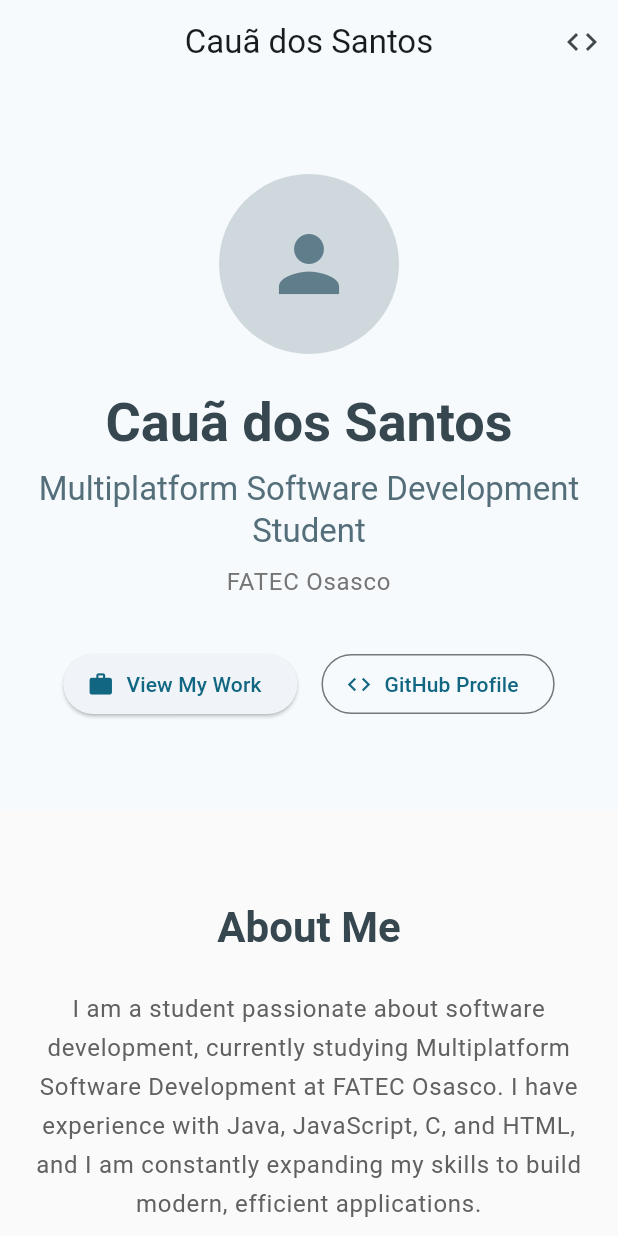
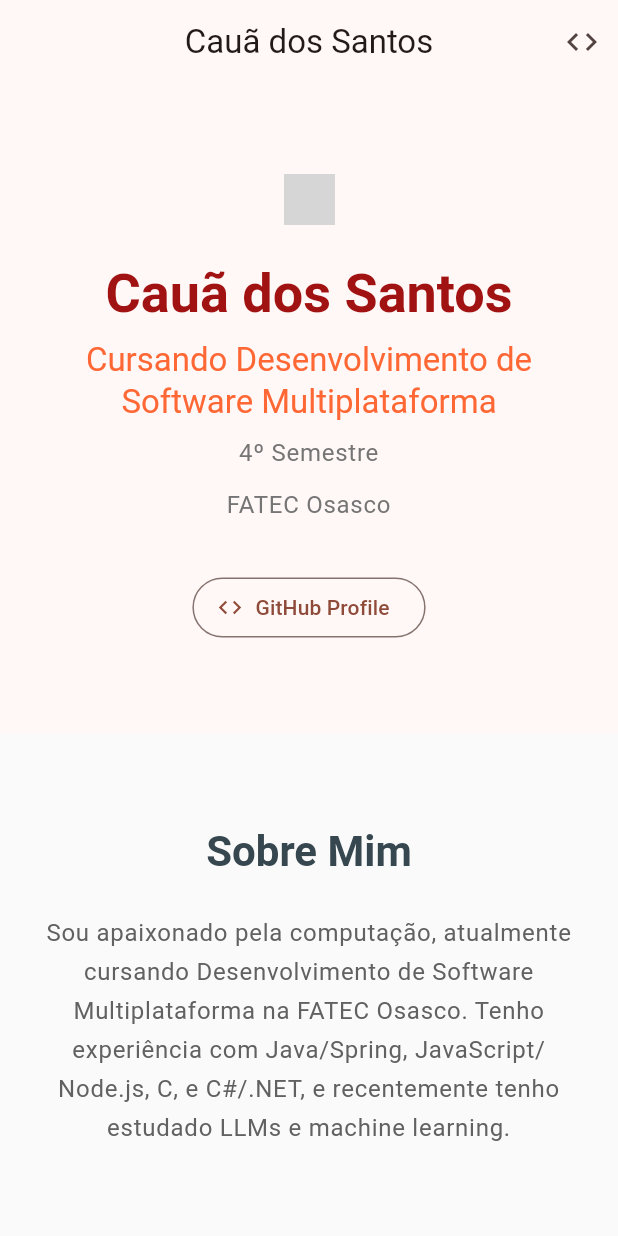
Before and after one commit to ccqsantos/ccqsantos_portifolio, a Flutter app: the screen it shows after launch, after a tap on "GitHub Profile", on a phone screen of 412 x 824 dp. Run offline on Flutter 3.47's test engine with Material 3 defaults, Android fonts, the phone set to English and light mode, and no system bars; Roboto replaces fonts that are missing (LibreCaslonCondensed); grey boxes are pictures that could not be loaded.

Commit message:
refined appearance and added working links

```diff
--- a/analysis_options.yaml
+++ b/analysis_options.yaml
@@ -1 +1,6 @@
+analyzer:
+  exclude:
+    - build/**
+    - web/**
+    - macos/**
 include: package:flutter_lints/flutter.yaml
--- a/lib/main.dart
+++ b/lib/main.dart
@@ -1,11 +1,24 @@
 import 'package:flutter/material.dart';
 import 'package:flutter_web_plugins/url_strategy.dart';
+import 'package:url_launcher/url_launcher.dart';
+import 'package:url_launcher/url_launcher_string.dart';
 
 void main() {
   usePathUrlStrategy(); // Removes the '#' from URLs
   runApp(const PortfolioApp());
 }
 
+//função de abrir url's
+Future<void> launchUrlInBrowser(String urlString) async {
+  final Uri url = Uri.parse(urlString);
+
+  //se der erro lançar erro
+  if (!await launchUrl(url, mode: LaunchMode.externalApplication)) {
+    throw Exception('Could not launch $urlString');
+  }
+}
+
+//classe principal
 class PortfolioApp extends StatelessWidget {
   const PortfolioApp({super.key});
 
@@ -15,7 +28,7 @@ class PortfolioApp extends StatelessWidget {
       title: 'Cauã dos Santos | Portfolio',
       theme: ThemeData(
         colorScheme: ColorScheme.fromSeed(
-          seedColor: Colors.blueGrey,
+          seedColor: const Color.fromARGB(255, 255, 60, 0),
           brightness: Brightness.light,
         ),
         useMaterial3: true,
@@ -26,6 +39,7 @@ class PortfolioApp extends StatelessWidget {
   }
 }
 
+//classe da home
 class PortfolioHome extends StatelessWidget {
   const PortfolioHome({super.key});
 
@@ -33,15 +47,15 @@ class PortfolioHome extends StatelessWidget {
   Widget build(BuildContext context) {
     return Scaffold(
       appBar: AppBar(
-        title: const Text('Cauã dos Santos'),
+        title: const Text(
+          'Cauã dos Santos',
+          style: TextStyle(fontFamily: 'LibreCaslonCondensed'),
+        ),
         centerTitle: true,
         actions: [
-          // Add your social links here
           IconButton(
             icon: const Icon(Icons.code),
-            onPressed: () {
-              // Open GitHub profile
-            },
+            onPressed: () => launchUrlInBrowser('https://github.com/ccqsantos'),
             tooltip: 'GitHub',
           ),
         ],
@@ -76,13 +90,12 @@ class HeroSection extends StatelessWidget {
       ),
       child: Column(
         children: [
-          CircleAvatar(
-            radius: isMobile ? 60 : 80,
-            backgroundColor: Colors.blueGrey.shade100,
-            child: Icon(
-              Icons.person,
-              size: isMobile ? 60 : 80,
-              color: Colors.blueGrey,
+          ClipOval(
+            child: Image.asset(
+              "../assets/main_pic.png",
+              width: isMobile ? 34 : 160,
+              height: isMobile ? 34 : 160,
+              fit: BoxFit.cover,
             ),
           ),
           const SizedBox(height: 24),
@@ -90,19 +103,27 @@ class HeroSection extends StatelessWidget {
             'Cauã dos Santos',
             style: Theme.of(context).textTheme.displaySmall?.copyWith(
               fontWeight: FontWeight.bold,
-              color: Colors.blueGrey.shade800,
+              color: const Color.fromARGB(255, 161, 18, 18),
             ),
             textAlign: TextAlign.center,
           ),
           const SizedBox(height: 8),
           Text(
-            'Multiplatform Software Development Student',
-            style: Theme.of(
-              context,
-            ).textTheme.titleLarge?.copyWith(color: Colors.blueGrey.shade600),
+            'Cursando Desenvolvimento de Software Multiplataforma',
+            style: Theme.of(context).textTheme.titleLarge?.copyWith(
+              color: const Color.fromARGB(255, 255, 103, 53),
+            ),
             textAlign: TextAlign.center,
           ),
           const SizedBox(height: 8),
+          Text(
+            '4º Semestre',
+            style: Theme.of(
+              context,
+            ).textTheme.bodyLarge?.copyWith(color: Colors.grey.shade600),
+            textAlign: TextAlign.center,
+          ),
+          const SizedBox(height: 11),
           Text(
             'FATEC Osasco',
             style: Theme.of(
@@ -116,17 +137,9 @@ class HeroSection extends StatelessWidget {
             runSpacing: 16,
             alignment: WrapAlignment.center,
             children: [
-              ElevatedButton.icon(
-                onPressed: () {
-                  // Scroll to projects
-                },
-                icon: const Icon(Icons.work),
-                label: const Text('View My Work'),
-              ),
               OutlinedButton.icon(
-                onPressed: () {
-                  // Open GitHub
-                },
+                onPressed: () =>
+                    launchUrlInBrowser('https://github.com/ccqsantos'),
                 icon: const Icon(Icons.code),
                 label: const Text('GitHub Profile'),
               ),
@@ -149,7 +162,7 @@ class AboutSection extends StatelessWidget {
       child: Column(
         children: [
           Text(
-            'About Me',
+            'Sobre Mim',
             style: Theme.of(context).textTheme.headlineMedium?.copyWith(
               fontWeight: FontWeight.bold,
               color: Colors.blueGrey.shade800,
@@ -159,10 +172,10 @@ class AboutSection extends StatelessWidget {
           ConstrainedBox(
             constraints: const BoxConstraints(maxWidth: 800),
             child: Text(
-              'I am a student passionate about software development, '
-              'currently studying Multiplatform Software Development at FATEC Osasco. '
-              'I have experience with Java, JavaScript, C, and HTML, and I am '
-              'constantly expanding my skills to build modern, efficient applications.',
+              'Sou apaixonado pela computação, '
+              'atualmente cursando Desenvolvimento de Software Multiplataforma na FATEC Osasco. '
+              'Tenho experiência com Java/Spring, JavaScript/Node.js, C, e C#/.NET, e recentemente '
+              'tenho estudado LLMs e machine learning.',
               style: Theme.of(context).textTheme.bodyLarge?.copyWith(
                 height: 1.6,
                 color: Colors.grey.shade700,
@@ -184,8 +197,8 @@ class SkillsSection extends StatelessWidget {
     final skills = [
       {'name': 'Java', 'level': 0.8, 'icon': Icons.code},
       {'name': 'JavaScript', 'level': 0.75, 'icon': Icons.javascript},
-      {'name': 'C', 'level': 0.7, 'icon': Icons.terminal},
-      {'name': 'HTML/CSS', 'level': 0.8, 'icon': Icons.web},
+      {'name': 'C#', 'level': 0.55, 'icon': Icons.terminal},
+      {'name': 'HTML/CSS', 'level': 0.9, 'icon': Icons.web},
       {'name': 'Node.js', 'level': 0.6, 'icon': Icons.dns},
       {'name': 'Flutter/Dart', 'level': 0.5, 'icon': Icons.phone_android},
     ];
@@ -214,7 +227,7 @@ class SkillsSection extends StatelessWidget {
                     Icon(
                       skill['icon'] as IconData,
                       size: 40,
-                      color: Colors.blueGrey,
+                      color: const Color.fromARGB(255, 161, 18, 18),
                     ),
                     const SizedBox(height: 8),
                     Text(
@@ -225,7 +238,7 @@ class SkillsSection extends StatelessWidget {
                     LinearProgressIndicator(
                       value: skill['level'] as double,
                       backgroundColor: Colors.grey.shade200,
-                      color: Colors.blueGrey,
+                      color: const Color.fromARGB(255, 161, 18, 18),
                       minHeight: 8,
                       borderRadius: BorderRadius.circular(4),
                     ),
@@ -252,6 +265,7 @@ class ProjectsSection extends StatelessWidget {
         'tech': 'Java',
         'icon': Icons.architecture,
         'color': Colors.blue,
+        'url': 'https://github.com/ccqsantos/SOLID-Principles',
       },
       {
         'title': 'ReciclaBytes',
@@ -260,14 +274,16 @@ class ProjectsSection extends StatelessWidget {
         'tech': 'HTML',
         'icon': Icons.recycling,
         'color': Colors.green,
+        'url': 'https://github.com/ccqsantos/ReciclaBytes',
       },
       {
-        'title': 'et_pariset_paris',
+        'title': 'et_paris',
         'description':
             'REST API with JWT auth, MVC architecture, Sequelize ORM',
         'tech': 'Node.js/Express',
         'icon': Icons.api,
         'color': Colors.orange,
+        'url': 'https://github.com/ccqsantos/et_paris',
       },
       {
         'title': 'Hangman in Java',
@@ -276,6 +292,7 @@ class ProjectsSection extends StatelessWidget {
         'tech': 'Java',
         'icon': Icons.games,
         'color': Colors.purple,
+        'url': 'https://github.com/ccqsantos/Hangman-in-Java',
       },
       {
         'title': 'NewJeans Blog',
@@ -283,6 +300,7 @@ class ProjectsSection extends StatelessWidget {
         'tech': 'HTML',
         'icon': Icons.article,
         'color': Colors.pink,
+        'url': 'https://github.com/ccqsantos/NewJeansBlogProj',
       },
       {
         'title': 'Guess the Color in C',
@@ -290,11 +308,12 @@ class ProjectsSection extends StatelessWidget {
         'tech': 'C',
         'icon': Icons.palette,
         'color': Colors.red,
+        'url': 'https://github.com/ccqsantos/Adivinhe_a_cor_em_C',
       },
     ];
 
     return Container(
-      padding: const EdgeInsets.symmetric(horizontal: 24, vertical: 60),
+      padding: const EdgeInsets.symmetric(horizontal: 24, vertical: 40),
       color: Colors.grey.shade50,
       child: Column(
         children: [
@@ -302,7 +321,7 @@ class ProjectsSection extends StatelessWidget {
             'Projects',
             style: Theme.of(context).textTheme.headlineMedium?.copyWith(
               fontWeight: FontWeight.bold,
-              color: Colors.blueGrey.shade800,
+              color: const Color.fromARGB(255, 47, 13, 13),
             ),
           ),
           const SizedBox(height: 32),
@@ -325,15 +344,18 @@ class ProjectsSection extends StatelessWidget {
                   itemCount: projects.length,
                   itemBuilder: (context, index) {
                     final project = projects[index];
-                    return Card(
+                    return InkWell(
+                      onTap: () => launchUrlInBrowser(project['url'] as String),
+                      borderRadius: BorderRadius.circular(16),
+                      child: Card(
                         elevation: 4,
                         shape: RoundedRectangleBorder(
                           borderRadius: BorderRadius.circular(16),
                         ),
                         child: Padding(
-                        padding: const EdgeInsets.all(20),
+                          padding: const EdgeInsets.all(10),
                           child: Column(
-                          crossAxisAlignment: CrossAxisAlignment.start,
+                            crossAxisAlignment: CrossAxisAlignment.center,
                             children: [
                               Container(
                                 padding: const EdgeInsets.all(12),
@@ -377,6 +399,7 @@ class ProjectsSection extends StatelessWidget {
                             ],
                           ),
                         ),
+                      ),
                     );
                   },
                 );
@@ -399,10 +422,10 @@ class ContactSection extends StatelessWidget {
       child: Column(
         children: [
           Text(
-            'Get In Touch',
+            'Contato',
             style: Theme.of(context).textTheme.headlineMedium?.copyWith(
               fontWeight: FontWeight.bold,
-              color: Colors.blueGrey.shade800,
+              color: const Color.fromARGB(255, 173, 65, 29),
             ),
           ),
           const SizedBox(height: 32),
@@ -417,9 +440,9 @@ class ContactSection extends StatelessWidget {
                 value: 'github.com/ccqsantos',
               ),
               _ContactItem(
-                icon: Icons.school,
-                label: 'FATEC Osasco',
-                value: 'Multiplatform Software Development',
+                icon: Icons.chat_bubble,
+                label: 'X',
+                value: 'x.com/ccqsantos',
               ),
             ],
           ),
@@ -444,7 +467,7 @@ class _ContactItem extends StatelessWidget {
   Widget build(BuildContext context) {
     return Column(
       children: [
-        Icon(icon, size: 41, color: Colors.blueGrey),
+        Icon(icon, size: 41, color: const Color.fromARGB(255, 255, 180, 59)),
         const SizedBox(height: 8),
         Text(label, style: const TextStyle(fontWeight: FontWeight.bold)),
         Text(value, style: TextStyle(color: Colors.grey.shade600)),
--- a/pubspec.yaml
+++ b/pubspec.yaml
@@ -12,6 +12,7 @@ dependencies:
   flutter_web_plugins:
     sdk: flutter
   url_launcher: ^6.2.5
+  google_fonts: ^8.2.1
 
 dev_dependencies:
   flutter_test:
@@ -20,3 +21,7 @@ dev_dependencies:
 
 flutter:
   uses-material-design: true
+  fonts:
+    - family: Libre Caslon Condensed
+      fonts:
+        - asset: assets/fonts/LibreCaslonCondensed-Regular.ttf
```
Also changed, not shown: assets/fonts/LibreCaslonCondensed-Bold.ttf (added), assets/fonts/LibreCaslonCondensed-BoldItalic.ttf (added), assets/fonts/LibreCaslonCondensed-Italic-VariableFont_wght.ttf (added), assets/fonts/LibreCaslonCondensed-Italic.ttf (added), assets/fonts/LibreCaslonCondensed-Medium.ttf (added), assets/fonts/LibreCaslonCondensed-MediumItalic.ttf (added), assets/fonts/LibreCaslonCondensed-Regular.ttf (added), assets/fonts/LibreCaslonCondensed-SemiBold.ttf (added), assets/fonts/LibreCaslonCondensed-SemiBoldItalic.ttf (added), assets/fonts/LibreCaslonCondensed-VariableFont_wght.ttf (added), assets/main_pic.png (added), pubspec.lock. Lines whose indentation alone changed are shown as unchanged.
